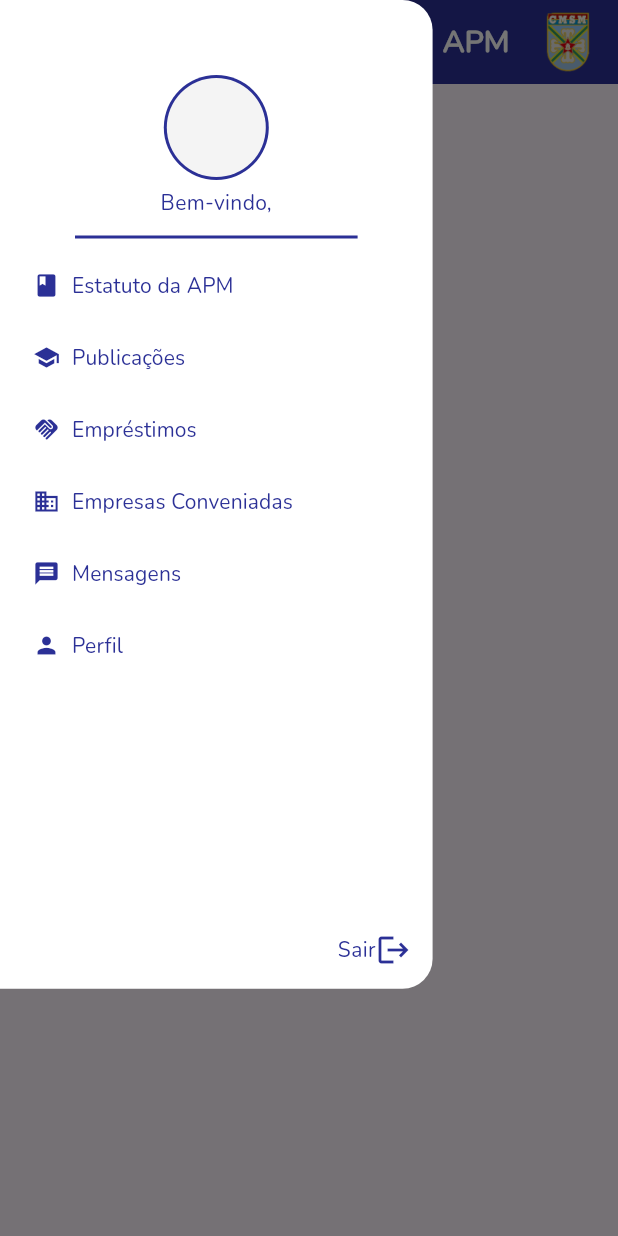
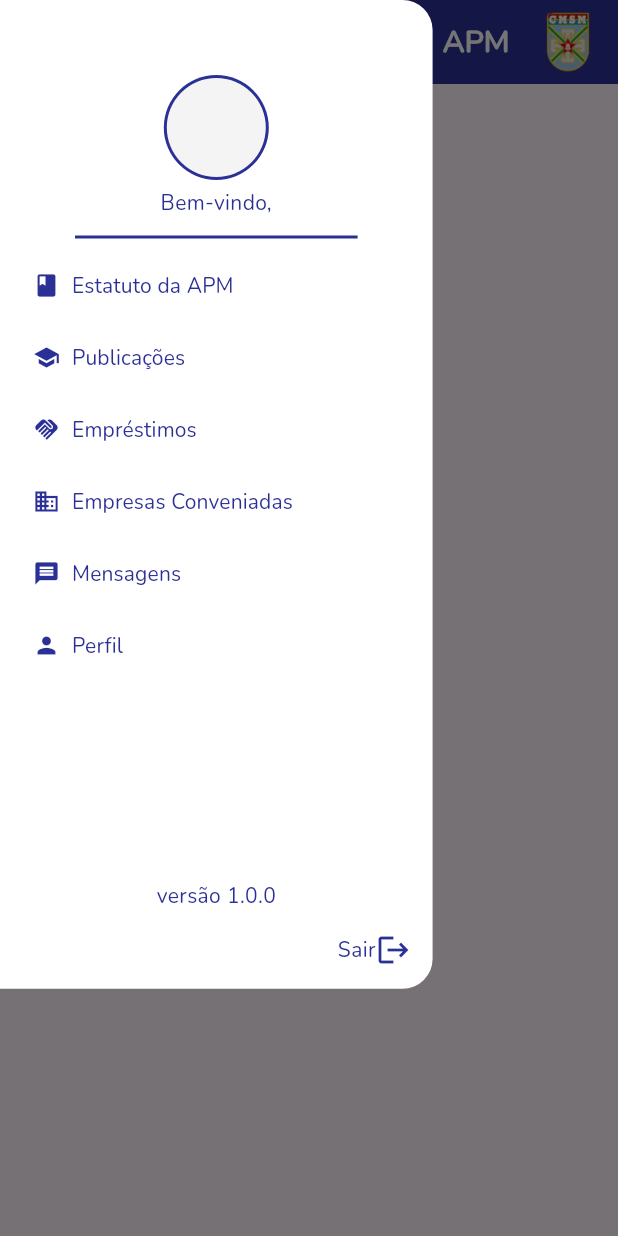
Before and after one commit to resilvajr1610/app_apm_santa_maria, a Flutter app: the TelaPublicacoes screen opened directly, with the side drawer open, on a phone screen of 412 x 824 dp. Run offline on Flutter 3.47's test engine with Material 3 defaults, Android fonts, the light colour scheme and no system bars; our stand-ins replace brasil_fields, cached_network_image, cloud_firestore, firebase_auth, firebase_core, firebase_messaging and 7 more; missing offline and left inert: app_settings, flutter_pdfview; accounts and stored records are empty; key blocks and very long unbroken strings in the code were emptied for the run.

```diff
--- a/lib/componentes/drawer_padrao.dart
+++ b/lib/componentes/drawer_padrao.dart
@@ -1,5 +1,4 @@
 import 'dart:async';
-
 import 'package:app_apm_santa_maria/componentes/texto_padrao.dart';
 import 'package:app_apm_santa_maria/telas/tela_empresas.dart';
 import 'package:app_apm_santa_maria/telas/tela_emprestimos.dart';
@@ -15,7 +14,11 @@ import 'item_menu.dart';
 
 class DrawerPadrao extends StatelessWidget {
   DocumentSnapshot? dadosUser;
-  DrawerPadrao({required this.dadosUser});
+  String? versao;
+  DrawerPadrao({
+    required this.dadosUser,
+    this.versao,
+  });
 
   Future<int> mensagens() async {
     final completer = Completer<int>();
@@ -28,10 +31,8 @@ class DrawerPadrao extends StatelessWidget {
         .listen((docMensagens) {
       completer.complete(docMensagens.docs.length);
     });
-
     return completer.future;
   }
-
 
   @override
   Widget build(BuildContext context) {
@@ -147,6 +148,7 @@ class DrawerPadrao extends StatelessWidget {
                 ),
               ),
               const Spacer(),
+              versao==null?Container():TextoPadrao(texto: 'versão $versao',cor: Cores.azul,tamanho: 14,),
               GestureDetector(
                 onTap: () => Navigator.pushReplacement(
                   context,
--- a/lib/telas/tela_publicacoes.dart
+++ b/lib/telas/tela_publicacoes.dart
@@ -27,7 +27,7 @@ class _TelaPublicacoesState extends State<TelaPublicacoes> {
 
   List<PublicacaoModelo> publicacoes = [];
   var dadosUser;
-
+  String versao = '';
   carregarPublicacoes()async{
 
     FirebaseFirestore.instance.collection('publicacoes').where('situacao',isEqualTo: 'liberado' ).orderBy('data',descending: true).snapshots().listen((docPubs){
@@ -77,9 +77,15 @@ class _TelaPublicacoesState extends State<TelaPublicacoes> {
     });
   }
 
+  pegarVersao()async{
+    versao = await DadosPadroes.pegarversao();
+    print('versao $versao');
+  }
+
   @override
-  void initState() {
+  void initState(){
     super.initState();
+    pegarVersao();
     carregarPublicacoes();
   }
 
@@ -98,7 +104,7 @@ class _TelaPublicacoesState extends State<TelaPublicacoes> {
           SizedBox(width: 10,)
         ],
       ),
-      drawer: DrawerPadrao(dadosUser: dadosUser,),
+      drawer: DrawerPadrao(dadosUser: dadosUser,versao: versao,),
       body: Container(
         width: double.infinity,
         height: double.infinity,
--- a/lib/uteis/dados_padroes.dart
+++ b/lib/uteis/dados_padroes.dart
@@ -1,5 +1,6 @@
 import 'package:cloud_firestore/cloud_firestore.dart';
 import 'package:intl/intl.dart';
+import 'package:package_info_plus/package_info_plus.dart';
 
 class DadosPadroes{
   static List estados = ["AC", "AL", "AP", "AM", "BA", "CE", "DF", "ES", "GO", "MA", "MT", "MS", "MG", "PA", "PB", "PR", "PE", "PI", "RJ", "RN", "RS", "RO", "RR", "SC", "SP", "SE", "TO",];
@@ -9,4 +10,14 @@ class DadosPadroes{
     String dataFormatada = DateFormat('dd/MM/yyyy HH:mm').format(data);
     return dataFormatada;
   }
+  static Future<String> pegarversao() async {
+    PackageInfo packageInfo = await PackageInfo.fromPlatform();
+
+    // setState(() {
+    //   version = packageInfo.version;
+    //   buildNumber = packageInfo.buildNumber;
+    // });
+
+    return packageInfo.version;
+  }
 }
--- a/pubspec.yaml
+++ b/pubspec.yaml
@@ -30,6 +30,7 @@ dependencies:
   url_launcher: ^6.1.7
   font_awesome_flutter: ^10.4.0
   cached_network_image: ^3.3.1
+  package_info_plus:
 
 dev_dependencies:
   flutter_test:
```
Also changed, not shown: pubspec.lock, 1 other file.
